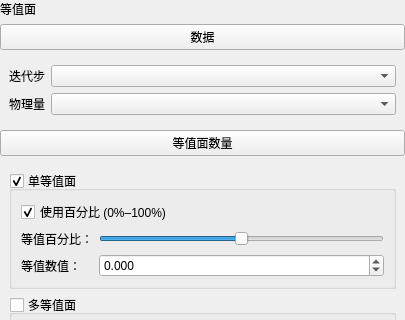
Before: the Qt Designer form plugins/Base_PostProcessing/IsosurfaceSettingsWidget.ui in asd977/base_cae, drawn with Qt 5; both pictures show x 0 to 405 and y 0 to 320 of the 405 by 598 pixel window.
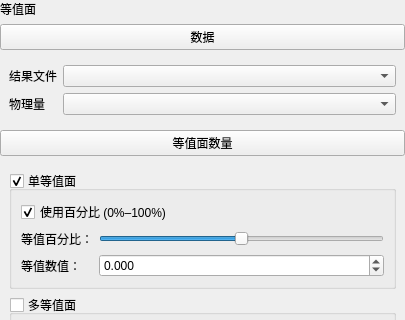
After: the same form once the commit is applied.

What changed in the file:
```diff
--- a/plugins/Base_PostProcessing/IsosurfaceSettingsWidget.ui
+++ b/plugins/Base_PostProcessing/IsosurfaceSettingsWidget.ui
@@ -62,7 +62,7 @@
       <item row="0" column="0">
        <widget class="QLabel" name="label_2">
         <property name="text">
-         <string>迭代步</string>
+         <string>结果文件</string>
         </property>
        </widget>
       </item>
```
